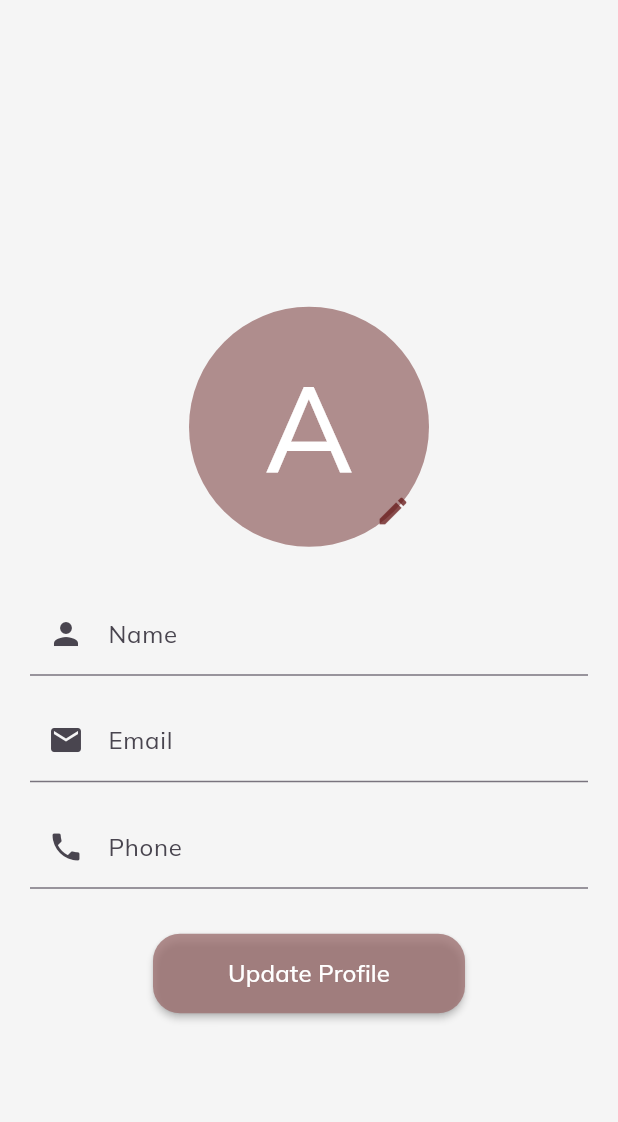
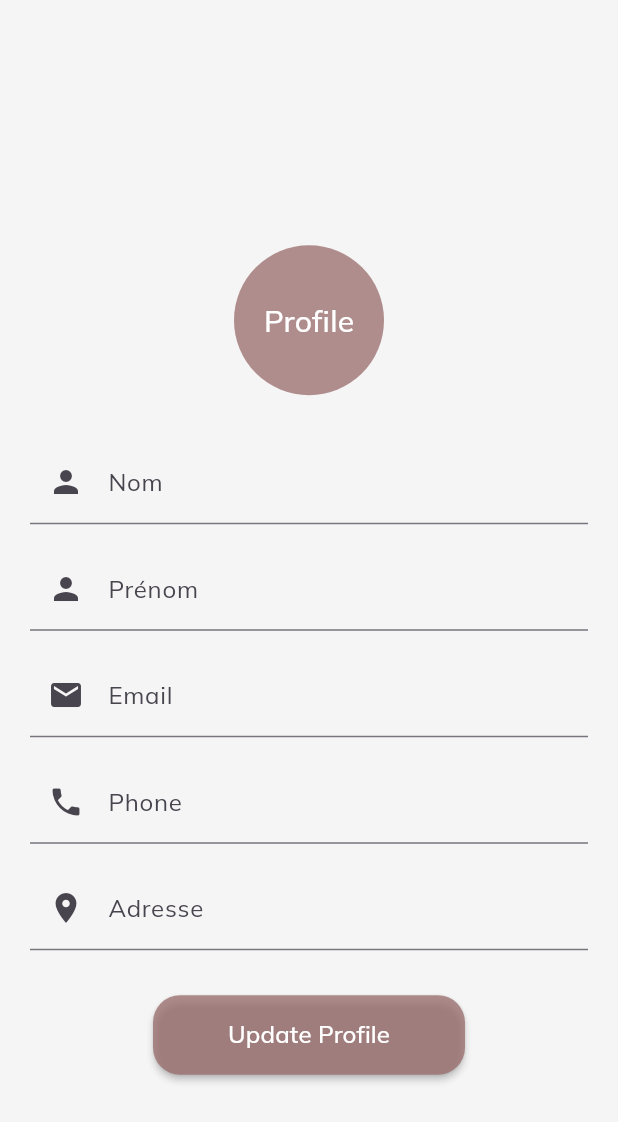
Before and after one commit to iir-projets/FlutterEcommerce, a Flutter app: the ModifyProfileScreen screen opened directly, on a phone screen of 412 x 824 dp. Shown: the top 1122 px of the screen. Run offline on Flutter 3.47's test engine with Material 3 defaults, Android fonts, the phone set to English and light mode, and no system bars; our stand-ins replace google_fonts.

Commit message:
changeS6

```diff
--- a/Frontend/user/appUser/lib/screens/Profile/editProfile.dart
+++ b/Frontend/user/appUser/lib/screens/Profile/editProfile.dart
@@ -42,28 +42,35 @@ class ModifyProfileScreen extends StatelessWidget {
                   alignment: Alignment.center,
                   children: [
                     CircleAvatar(
-                      radius: 80,
+                      radius: 50,
                       backgroundColor: kprimaryColor,
-                      child: Text('A',
+                      child: Text('Profile',
                           style: TextStyle(
-                              fontSize: 80,
+                              fontSize: 20,
                               color: Colors
                                   .white)), // Placeholder for profile image
                     ),
-                    Positioned(
-                      right: 0,
-                      bottom: 0,
-                      child: IconButton(
-                        icon: Icon(Icons.edit, color: priceColor),
-                        onPressed: () {},
-                      ),
-                    ),
+                    // Positioned(
+                    //   right: 0,
+                    //   bottom: 0,
+                    //   child: IconButton(
+                    //     icon: Icon(Icons.edit, color: priceColor),
+                    //     onPressed: () {},
+                    //   ),
+                    // ),
                   ],
                 ),
                 SizedBox(height: 30),
                 TextField(
                   decoration: InputDecoration(
-                    labelText: 'Name',
+                    labelText: 'Nom',
+                    prefixIcon: Icon(Icons.person),
+                  ),
+                ),
+                SizedBox(height: 15),
+                TextField(
+                  decoration: InputDecoration(
+                    labelText: 'Prénom',
                     prefixIcon: Icon(Icons.person),
                   ),
                 ),
@@ -79,6 +86,13 @@ class ModifyProfileScreen extends StatelessWidget {
                   decoration: InputDecoration(
                     labelText: 'Phone',
                     prefixIcon: Icon(Icons.phone),
+                  ),
+                ),
+                SizedBox(height: 15),
+                TextField(
+                  decoration: InputDecoration(
+                    labelText: 'Adresse',
+                    prefixIcon: Icon(Icons.location_on),
                   ),
                 ),
                 SizedBox(height: 30),
```
